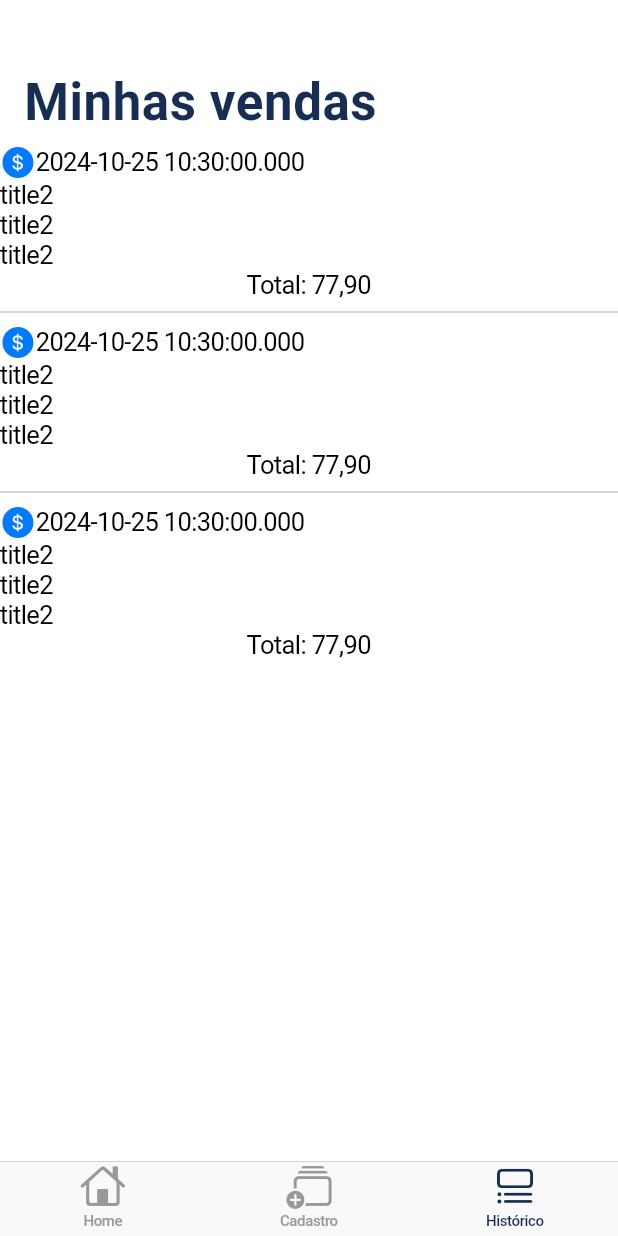
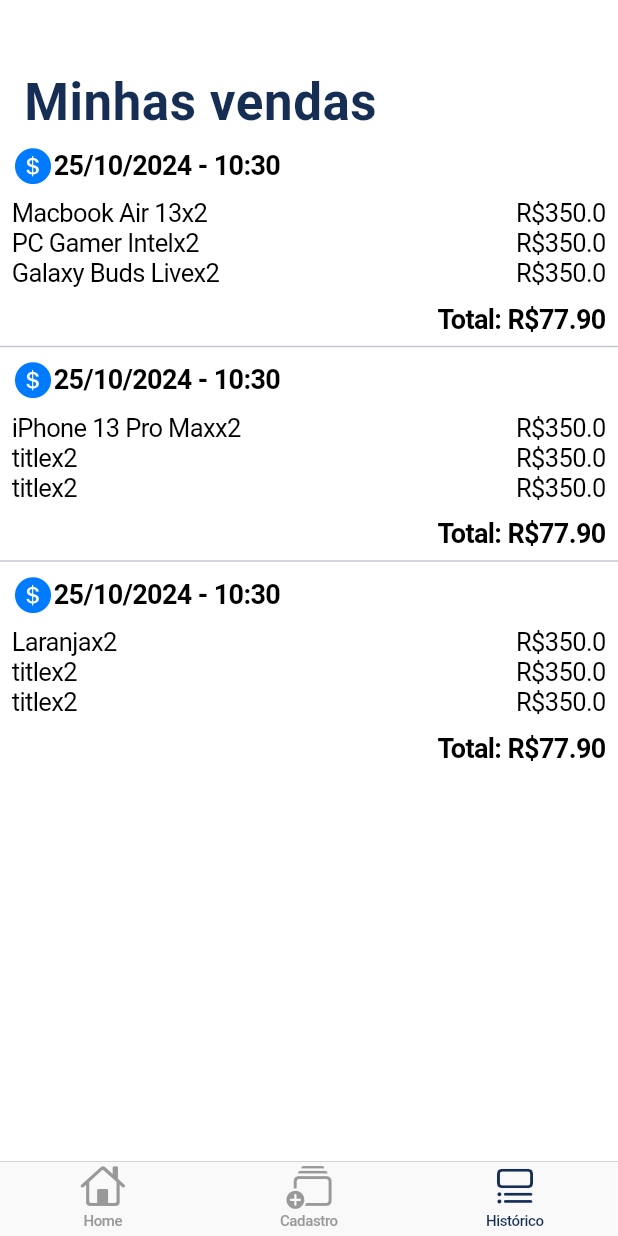
Before and after one commit to devcsuzarte/myCommerce_Flutter, a Flutter app: the screen it shows after launch, item 3 of the bottom bar chosen, on a phone screen of 412 x 824 dp. Run offline on Flutter 3.47's test engine with Material 3 defaults, Android fonts, the phone set to English and light mode, and no system bars.

Commit message:
SaleCell fixed

```diff
--- a/lib/controller/commerce_data.dart
+++ b/lib/controller/commerce_data.dart
@@ -59,15 +59,15 @@
   List<Sale> salesList = [
     Sale(
         dateTime: DateTime.now(),
-        itemsSold: [ItemSold(title: 'title', amount: 2), ItemSold(title: 'title', amount: 2), ItemSold(title: 'title', amount: 2)],
+        itemsSold: [ItemSold(title: 'Macbook Air 13', price: 350.0, amount: 2), ItemSold(title: 'PC Gamer Intel', price: 350.0, amount: 2), ItemSold(title: 'Galaxy Buds Live', price: 350.0, amount: 2)],
         totalBill: 55000.77
     ),    Sale(
         dateTime: DateTime.now(),
-        itemsSold: [ItemSold(title: 'title', amount: 2), ItemSold(title: 'title', amount: 2), ItemSold(title: 'title', amount: 2)],
+        itemsSold: [ItemSold(title: 'iPhone 13 Pro Max', price: 350.0, amount: 2), ItemSold(title: 'title', price: 350.0, amount: 2), ItemSold(title: 'title', price: 350.0, amount: 2)],
         totalBill: 55000.77
     ),    Sale(
         dateTime: DateTime.now(),
-        itemsSold: [ItemSold(title: 'title', amount: 2), ItemSold(title: 'title', amount: 2), ItemSold(title: 'title', amount: 2)],
+        itemsSold: [ItemSold(title: 'Laranja', price: 350.0, amount: 2), ItemSold(title: 'title', price: 350.0, amount: 2), ItemSold(title: 'title', price: 350.0, amount: 2)],
         totalBill: 55000.77
     ),
   ];
--- a/lib/models/sale_model.dart
+++ b/lib/models/sale_model.dart
@@ -16,10 +16,12 @@
 class ItemSold {
   String title;
   int amount;
+  double price;
 
   ItemSold({
     required this.title,
     required this.amount,
+    required this.price,
 });
 
 }
--- a/lib/screens/items_screen/items_screen.dart
+++ b/lib/screens/items_screen/items_screen.dart
@@ -13,11 +13,21 @@
         child: AppbarCupertino(
           navBarTitle: 'Juninho PCs',
           body: SafeArea(
-            child: Container(
-              child: ItemsList(),
+              child: Scaffold(
+                floatingActionButtonLocation: FloatingActionButtonLocation.miniEndFloat,
+                floatingActionButton: FloatingActionButton(
+                  onPressed: () {
+                    print('oi');
+                  },
+                  child: Icon(
+                    CupertinoIcons.cart_fill_badge_plus,
+                    size: 32,
+                    color: kSecondaryColor,),
+                ),
+                body: ItemsList(),
+              ),
             ),
           ),
-        )
     );
   }
 }
--- a/lib/widgets/sales_screen_widgets/items_sold_list.dart
+++ b/lib/widgets/sales_screen_widgets/items_sold_list.dart
@@ -17,9 +17,9 @@
         Row(
           children: [
             Text('${item.title}'),
-            Divider(
-            ),
-            Text('${item.amount}'),
+            Text('x${item.amount}'),
+            Spacer(),
+            Text('R\$${item.price}'),
           ],
         )
       );
--- a/lib/widgets/sales_screen_widgets/sale_cell.dart
+++ b/lib/widgets/sales_screen_widgets/sale_cell.dart
@@ -13,17 +13,41 @@
 
   @override
   Widget build(BuildContext context) {
-    return Column(
+    return Padding(
+      padding: const EdgeInsets.symmetric(horizontal: 8.0),
+      child: Column(
         children: [
           Row(
             children: [
-            Icon(CupertinoIcons.money_dollar_circle_fill),
-            Text('${sale.dateTime}'),
+              Icon(
+                CupertinoIcons.money_dollar_circle_fill,
+                size: 28,
+              ),
+              Text('${sale.dateTime.day}/${sale.dateTime.month}/${sale.dateTime.year} - ${sale.dateTime.hour}:${sale.dateTime.minute}',
+                style: TextStyle(
+                  fontSize: 18,
+                  fontWeight: FontWeight.bold
+                ),
+              ),
             ],
           ),
-        ItemsSoldList(items: sale.itemsSold),
-        Text('Total: 77,90'),
+          Padding(
+            padding: const EdgeInsets.only(bottom: 10.0, top: 8, ),
+            child: ItemsSoldList(items: sale.itemsSold),
+          ),
+          Row(
+            children: [
+              Spacer(),
+              Text('Total: R\$77.90',
+                style: TextStyle(
+                    fontSize: 18,
+                    fontWeight: FontWeight.bold
+                ),
+              ),
             ],
+          ),
+        ],
+      ),
     );
   }
 }
```
Lines whose indentation alone changed are shown as unchanged.
